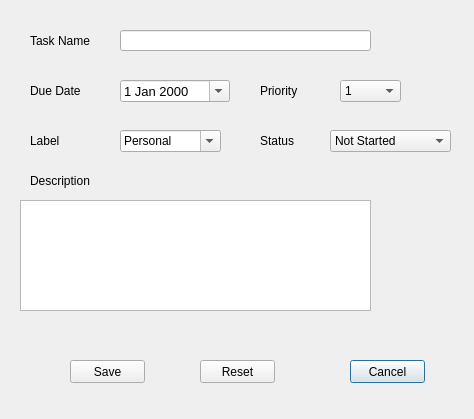
First picture: the form in ui/edit_task.ui, repository VicMbugua/TaskManagementSystem, before the edit.
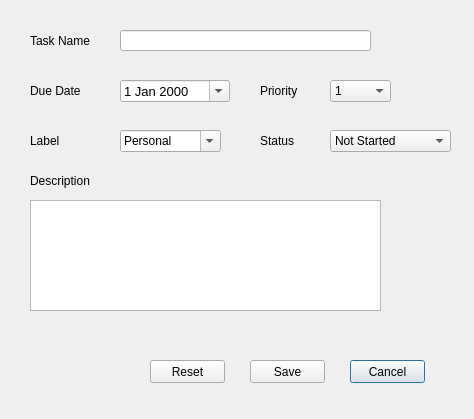
Second picture: the form after the edit.

Diff of the .ui file:
```diff
--- a/ui/edit_task.ui
+++ b/ui/edit_task.ui
@@ -111,7 +111,7 @@
   <widget class="QComboBox" name="priority">
    <property name="geometry">
     <rect>
-     <x>340</x>
+     <x>330</x>
      <y>80</y>
      <width>61</width>
      <height>22</height>
@@ -208,7 +208,7 @@
   <widget class="QTextEdit" name="description">
    <property name="geometry">
     <rect>
-     <x>20</x>
+     <x>30</x>
      <y>200</y>
      <width>351</width>
      <height>111</height>
@@ -231,7 +231,7 @@
   <widget class="QPushButton" name="save_btn">
    <property name="geometry">
     <rect>
-     <x>70</x>
+     <x>250</x>
      <y>360</y>
      <width>75</width>
      <height>23</height>
@@ -244,7 +244,7 @@
   <widget class="QPushButton" name="reset_btn">
    <property name="geometry">
     <rect>
-     <x>200</x>
+     <x>150</x>
      <y>360</y>
      <width>75</width>
      <height>23</height>
```
Left out of the diff: 11 changed lines with no effect on the pictures.
